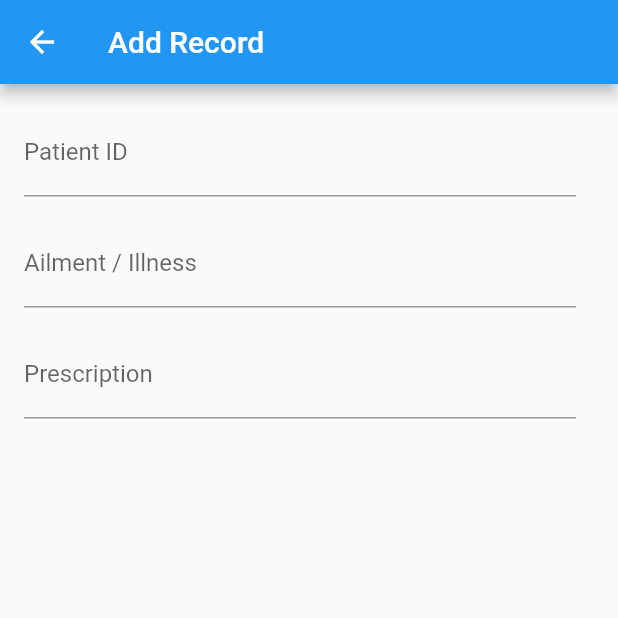
After one commit to yashasuttangi/MedHist, a Flutter app: the AddRecord screen opened directly, on a phone screen of 412 x 824 dp, the top half of it. The commit adds this screen. Run offline on Flutter 3.47's test engine with Material 2 defaults, Android fonts, the phone set to English and light mode, and no system bars.

Commit message:
commit 4 - 22/12/2020 1:02 am

```diff
--- a/lib/main.dart
+++ b/lib/main.dart
@@ -1,8 +1,9 @@
 import 'package:flutter/material.dart';
 import 'package:provider/provider.dart';
-import 'package:Medhist/screens/home_screen.dart';
+import 'package:Medhist/screens/doctor_home_screen.dart';
 import 'package:Medhist/screens/login_screen.dart';
 import 'package:Medhist/screens/signup_screen.dart';
+
 import 'package:Medhist/models/authentication.dart';
 
 void main() => runApp(MyApp());
--- /dev/null
+++ b/lib/screens/add_record_screen.dart
@@ -0,0 +1,115 @@
+import 'package:flutter/material.dart';
+
+class AddRecord extends StatefulWidget {
+  @override
+  _AddRecordState createState() => _AddRecordState();
+}
+
+class _AddRecordState extends State<AddRecord> {
+  Map<String, String> _patientData = {
+    'id': '',
+    'ailment': '',
+    'prescription': '',
+    'checked': ''
+  };
+
+  bool _checked;
+
+  @override
+  Widget build(BuildContext context) {
+    return Scaffold(
+        appBar: AppBar(
+          title: Text("Add Record"),
+          backgroundColor: Colors.blue,
+        ),
+        body: Container(
+            height: 300,
+            width: 400,
+            padding: EdgeInsets.all(16),
+            child: Form(
+                // key: _formKey,
+                child: SingleChildScrollView(
+              child: Column(
+                children: <Widget>[
+                  //Patient ID
+                  TextFormField(
+                    decoration: InputDecoration(labelText: 'Patient ID'),
+                    keyboardType: TextInputType.text,
+                    validator: (value) {
+                      if (value.isEmpty) {
+                        return 'Enter patient ID';
+                      }
+                      return null;
+                    },
+                    onSaved: (value) {
+                      _patientData['id'] = value;
+                    },
+                  ),
+                  SizedBox(height: 15.0),
+                  // Ailment
+                  TextFormField(
+                    decoration: InputDecoration(labelText: 'Ailment / Illness'),
+                    keyboardType: TextInputType.text,
+                    validator: (value) {
+                      if (value.isEmpty) {
+                        return 'Enter ailment';
+                      }
+                      return null;
+                    },
+                    onSaved: (value) {
+                      _patientData['ailment'] = value;
+                    },
+                  ),
+                  SizedBox(height: 15.0),
+                  // Prescription
+                  TextFormField(
+                    decoration: InputDecoration(
+                      labelText: 'Prescription',
+                    ),
+                    // contentPadding: EdgeInsets.all(20.0)),
+                    keyboardType: TextInputType.multiline,
+                    maxLines: null,
+                    validator: (value) {
+                      if (value.isEmpty) {
+                        return 'Enter Prescription';
+                      }
+                      return null;
+                    },
+                    onSaved: (value) {
+                      _patientData['prescription'] = value;
+                    },
+                  ),
+
+                  // SizedBox(
+                  //   height: 100,
+                  //   width: 450,
+                  //   child: Padding(
+                  //     padding:
+                  //         EdgeInsets.symmetric(horizontal: 5, vertical: 20),
+                  //     child: Text(
+                  //       "Prescribed Tests",
+                  //       style: TextStyle(
+                  //           fontSize: 15.0,
+                  //           fontWeight: FontWeight.bold,
+                  //           color: Colors.black),
+                  //       textAlign: TextAlign.start,
+                  //     ),
+                  //   ),
+                  // ),
+
+                  Row(children: <Widget>[
+                    //   Checkbox(
+                    //       // value: _checked,
+                    //       onChanged: (bool value) {
+                    //     // print(value);
+                    //     setState(() {
+                    //       _checked = value;
+                    //     });
+                    //   }),
+                    //   Text("Blood Test")
+                  ]),
+                ],
+              ),
+            ))));
+  }
+}
--- a/lib/screens/signup_screen.dart
+++ b/lib/screens/signup_screen.dart
@@ -2,7 +2,7 @@ import 'package:flutter/material.dart';
 import 'package:provider/provider.dart';
 import '../models/authentication.dart';
 
-import 'home_screen.dart';
+import 'doctor_home_screen.dart';
 import 'login_screen.dart';
 
 class SignupScreen extends StatefulWidget {
```
Also changed, not shown: lib/screens/chatbox_screen.dart (added, +20 -0 lines), lib/screens/doctor_home_screen.dart (added, +152 -0 lines), lib/screens/login_screen.dart (+30 -11 lines), lib/screens/recent_patient_screen.dart (added, +20 -0 lines), lib/screens/search_patient_screen.dart (added, +20 -0 lines), images/doctor_record.jpg (added), 1 other file.
